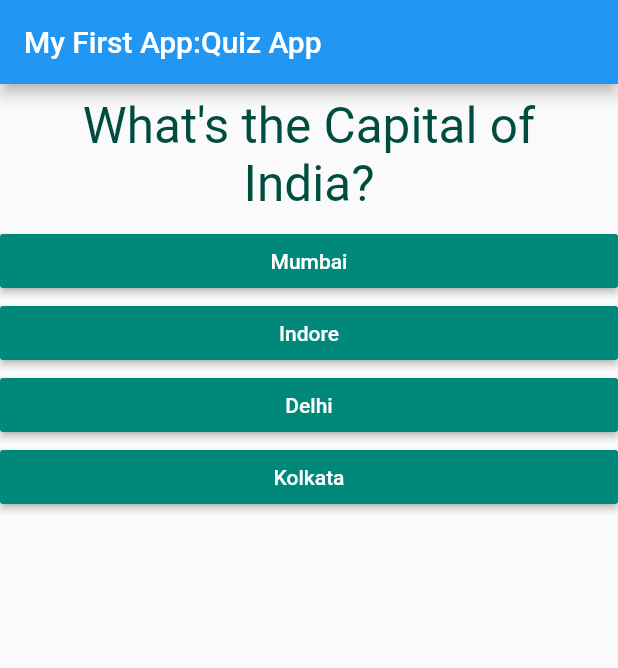
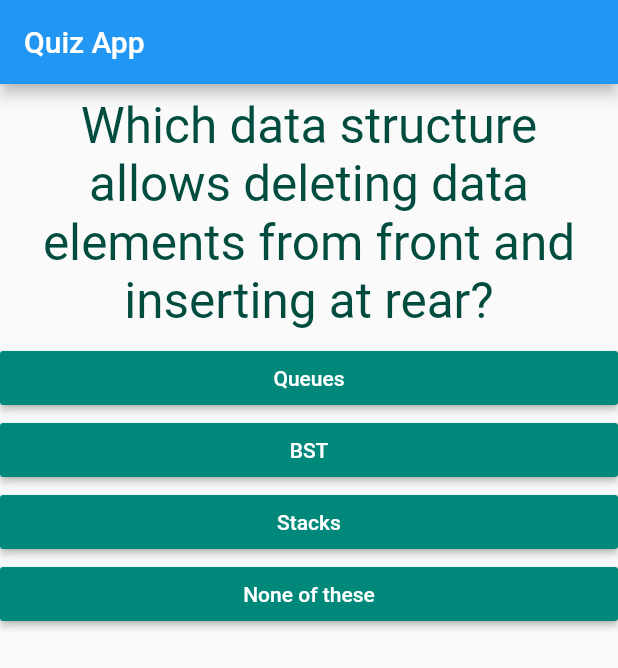
Before and after one commit to suryaprakashbt22/Simple_Quiz_App_Flutter, a Flutter app: the screen it shows after launch, on a phone screen of 412 x 824 dp. Shown: the top 668 px of the screen. Run offline on Flutter 3.47's test engine with Material 2 defaults, Android fonts, the phone set to English and light mode, and no system bars.

Commit message:
Update main.dart

```diff
--- a/lib/main.dart
+++ b/lib/main.dart
@@ -18,32 +18,116 @@ class MyApp extends StatefulWidget {
 class _MyAppState extends State<MyApp> {
   var _i = 0;
   var _totalScore = 0;
-  /*var*/ final _questions = const [
+  var _questions = [
     {
-      "qText": "What\'s the Capital of India?",
+      "qText":
+          "Which data structure allows deleting data elements from front and inserting at rear?",
       "Answerq": [
-        {"text": "Mumbai", "score": 0},
-        {"text": "Indore", "score": 0},
-        {"text": "Delhi", "score": 10},
-        {"text": "Kolkata", "score": 0}
+        {"text": "Queues", "score": 10},
+        {"text": "BST", "score": 0},
+        {"text": "Stacks", "score": 0},
+        {"text": "None of these", "score": 0}
       ]
     },
     {
-      "qText": "What\'s the National Animal of India?",
+      "qText": "Which of the following data structure is non-linear type?",
       "Answerq": [
-        {"text": "Tiger", "score": 10},
-        {"text": "Elephant", "score": 0},
-        {"text": "Lion", "score": 0},
-        {"text": "Giraffe", "score": 0}
+        {"text": "Strings", "score": 0},
+        {"text": "Stacks", "score": 0},
+        {"text": "Arrays", "score": 0},
+        {"text": "None of these", "score": 10}
       ]
     },
     {
-      "qText": "What\'s the National language of India?",
+      "qText": "The depth of a complete binary tree is given by::",
       "Answerq": [
-        {"text": "Bengali", "score": 0},
-        {"text": "Hindi", "score": 10},
-        {"text": "Kannada", "score": 0},
-        {"text": "Marathi", "score": 0}
+        {"text": "n log n", "score": 0},
+        {"text": "n log n + 1", "score": 0},
+        {"text": "log n", "score": 0},
+        {"text": "log n + 1", "score": 10}
+      ]
+    },
+    {
+      "qText": "The two main measures for the efficiency of an algoritm are::",
+      "Answerq": [
+        {"text": "Processor and Memory", "score": 0},
+        {"text": "Complexity & Capacity", "score": 0},
+        {"text": "Time & Space", "score": 10},
+        {"text": "Data & Space", "score": 0}
+      ]
+    },
+    {
+      "qText": "Which data structure is used for balancing of symbols?",
+      "Answerq": [
+        {"text": "Stack", "score": 10},
+        {"text": "Queue", "score": 0},
+        {"text": "Tree", "score": 0},
+        {"text": "Graph", "score": 0}
+      ]
+    },
+    {
+      "qText": "Which data structure is used in Redo-Undo feature?",
+      "Answerq": [
+        {"text": "Tree", "score": 0},
+        {"text": "Stack", "score": 10},
+        {"text": "Graph", "score": 0},
+        {"text": "Queue", "score": 0}
+      ]
+    },
+    {
+      "qText":
+          "Which of the following data structure is best suited for efficient implementation of Priority Queue?",
+      "Answerq": [
+        {"text": "Array", "score": 0},
+        {"text": "Heap", "score": 10},
+        {"text": "Stack", "score": 0},
+        {"text": "Linked List", "score": 0}
+      ]
+    },
+    {
+      "qText": "Process of removing an element from an empty stack is ::",
+      "Answerq": [
+        {"text": "Removing", "score": 0},
+        {"text": "Underflow", "score": 10},
+        {"text": "Deleting", "score": 0},
+        {"text": "overflow", "score": 0}
+      ]
+    },
+    {
+      "qText": "Queue data structure works on ::",
+      "Answerq": [
+        {"text": "LIFO", "score": 0},
+        {"text": "FIFO", "score": 10},
+        {"text": "FILO", "score": 0},
+        {"text": "None of the above", "score": 0}
+      ]
+    },
+    {
+      "qText": "Kadane algorithm is used to find ::",
+      "Answerq": [
+        {"text": "Max. sum subsequence", "score": 0},
+        {"text": "Max. sum subarray", "score": 10},
+        {"text": "Both", "score": 0},
+        {"text": "None of these", "score": 0}
+      ]
+    },
+    {
+      "qText": "Which of the following is not an in-place algorithm?",
+      "Answerq": [
+        {"text": "Bubble Sort", "score": 0},
+        {"text": "Merge Sort", "score": 10},
+        {"text": "Both", "score": 0},
+        {"text": "None of these", "score": 0}
+      ]
+    },
+    {
+      "qText":
+          "Which of the following traversal outputs the data in sorted order in a BST?",
+      "Answerq": [
+        {"text": "Preorder", "score": 0},
+        {"text": "Inorder", "score": 10},
+        {"text": "Postorder", "score": 0},
+        {"text": "Levelorder", "score": 0}
       ]
     },
   ];
@@ -59,7 +143,9 @@ class _MyAppState extends State<MyApp> {
     if (_i < _questions.length) {
       print("More questions are present!");
     }
+    _questions.shuffle();
     setState(() {
+      //pressed = 0;
       _i = _i + 1;
     });
     print('Answer chosen!');
@@ -72,7 +158,7 @@ class _MyAppState extends State<MyApp> {
     return MaterialApp(
       home: Scaffold(
         appBar: AppBar(
-          title: Text('My First App:Quiz App'),
+          title: Text('Quiz App'),
         ),
         body: (_i < _questions.length)
             ? Quiz(
```
